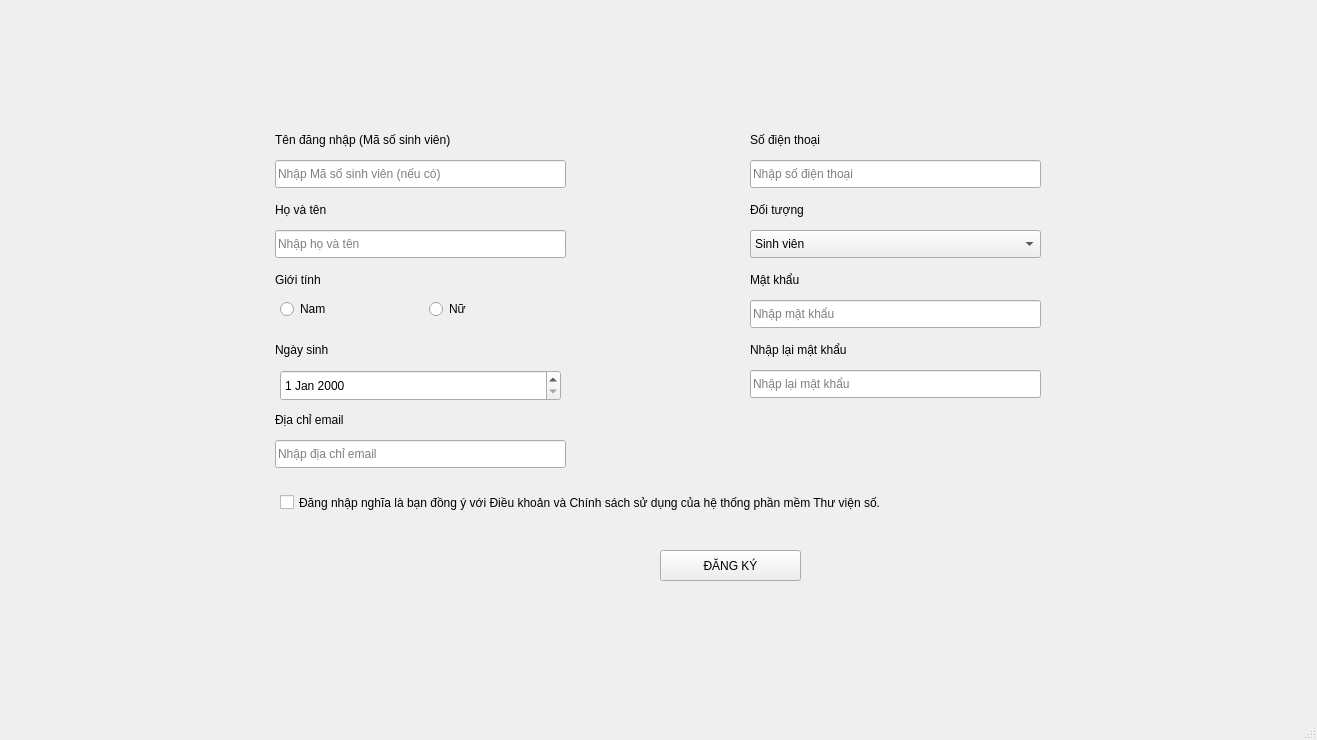
First picture: the form in dang_ky_dialog.ui, repository thanhtrung411/PBL2_new, before the edit.
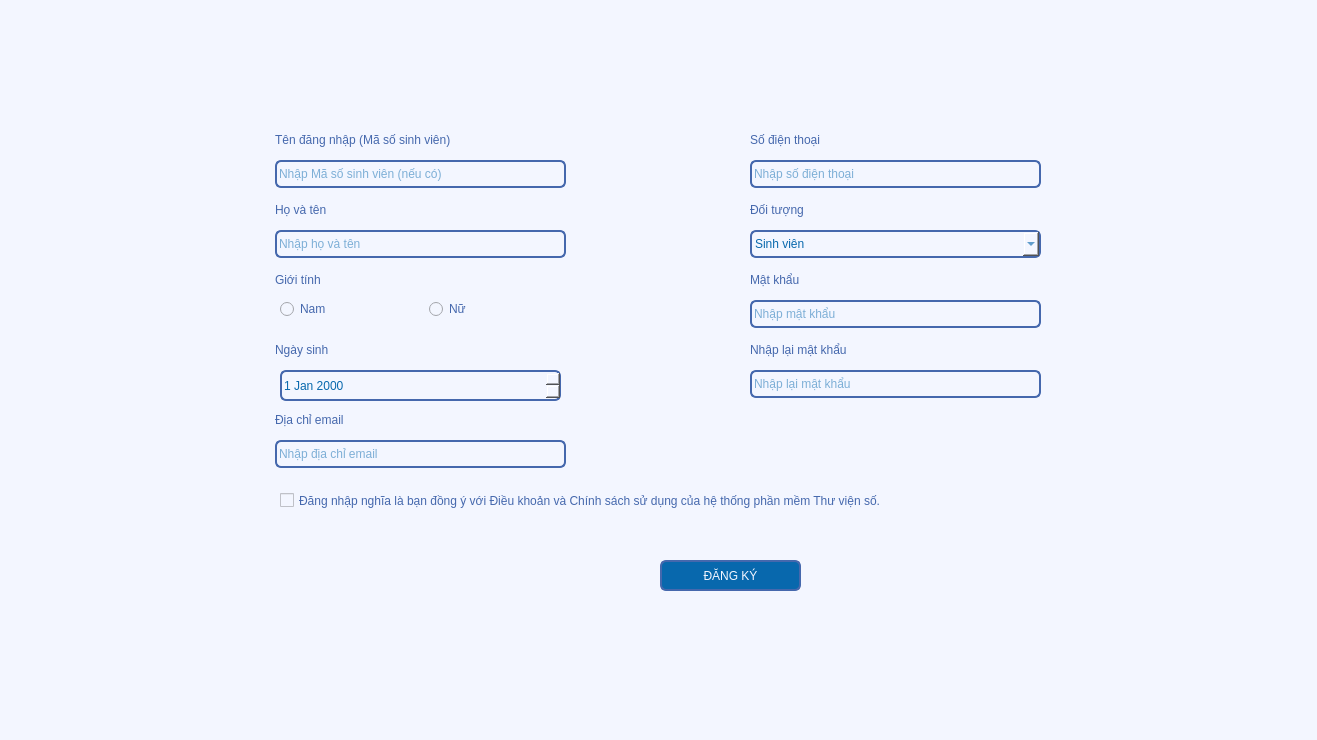
Second picture: the form after the edit.

Diff of the .ui file:
```diff
--- a/dang_ky_dialog.ui
+++ b/dang_ky_dialog.ui
@@ -13,6 +13,9 @@
   <property name="windowTitle">
    <string>MainWindow</string>
   </property>
+  <property name="styleSheet">
+   <string notr="true">QWidget { background: rgb(243, 246, 255);color: rgb(69, 104, 173)}</string>
+  </property>
   <widget class="QWidget" name="centralwidget">
    <widget class="QLineEdit" name="user_input">
     <property name="geometry">
@@ -23,6 +26,14 @@
       <height>28</height>
      </rect>
     </property>
+    <property name="styleSheet">
+     <string notr="true">QLineEdit {
+  background: rgb(243, 246, 255);
+  color: rgb(8, 104, 173);
+  border: 2px solid rgb(69, 104, 173);
+  border-radius: 6px;
+}</string>
+    </property>
     <property name="placeholderText">
      <string>Nhập Mã số sinh viên (nếu có)</string>
     </property>
@@ -62,6 +73,14 @@
       <height>28</height>
      </rect>
     </property>
+    <property name="styleSheet">
+     <string notr="true">QLineEdit {
+  background: rgb(243, 246, 255);
+  color: rgb(8, 104, 173);
+  border: 2px solid rgb(69, 104, 173);
+  border-radius: 6px;
+}</string>
+    </property>
     <property name="placeholderText">
      <string>Nhập họ và tên</string>
     </property>
@@ -114,6 +133,13 @@
       <height>28</height>
      </rect>
     </property>
+    <property name="styleSheet">
+     <string notr="true">  background: rgb(243, 246, 255);
+  color: rgb(8, 104, 173);
+  border: 2px solid rgb(69, 104, 173);
+  border-radius: 6px;
+</string>
+    </property>
     <property name="placeholderText">
      <string>Nhập địa chỉ email</string>
     </property>
@@ -179,6 +205,13 @@
       <height>28</height>
      </rect>
     </property>
+    <property name="styleSheet">
+     <string notr="true">  background: rgb(243, 246, 255);
+  color: rgb(8, 104, 173);
+  border: 2px solid rgb(69, 104, 173);
+  border-radius: 6px;
+</string>
+    </property>
     <property name="echoMode">
      <enum>QLineEdit::EchoMode::Password</enum>
     </property>
@@ -192,7 +225,7 @@
       <x>280</x>
       <y>490</y>
       <width>761</width>
-      <height>25</height>
+      <height>21</height>
      </rect>
     </property>
     <property name="text">
@@ -211,6 +244,9 @@
     <layout class="QHBoxLayout" name="horizontalLayout">
      <item>
       <widget class="QRadioButton" name="Boy_button">
+       <property name="styleSheet">
+        <string notr="true">selection-color: rgb(69, 104, 173)</string>
+       </property>
        <property name="text">
         <string>Nam</string>
        </property>
@@ -234,6 +270,12 @@
       <height>31</height>
      </rect>
     </property>
+    <property name="styleSheet">
+     <string notr="true">  background: rgb(243, 246, 255);
+  color: rgb(8, 104, 173);
+  border: 2px solid rgb(69, 104, 173);
+  border-radius: 6px;</string>
+    </property>
    </widget>
    <widget class="QComboBox" name="Doi_tuong_input">
     <property name="geometry">
@@ -244,6 +286,13 @@
       <height>28</height>
      </rect>
     </property>
+    <property name="styleSheet">
+     <string notr="true">  background: rgb(243, 246, 255);
+  color: rgb(8, 104, 173);
+  border: 2px solid rgb(69, 104, 173);
+  border-radius: 6px;
+</string>
+    </property>
     <item>
      <property name="text">
       <string>Sinh viên</string>
@@ -264,11 +313,18 @@
     <property name="geometry">
      <rect>
       <x>660</x>
-      <y>550</y>
+      <y>560</y>
       <width>141</width>
       <height>31</height>
      </rect>
     </property>
+    <property name="styleSheet">
+     <string notr="true">  background:  rgb(8, 104, 173);
+  color: rgb(243, 246, 255);
+  border: 2px solid rgb(69, 104, 173);
+  border-radius: 6px;
+</string>
+    </property>
     <property name="text">
      <string>ĐĂNG KÝ</string>
     </property>
@@ -282,6 +338,13 @@
       <height>28</height>
      </rect>
     </property>
+    <property name="styleSheet">
+     <string notr="true">  background: rgb(243, 246, 255);
+  color: rgb(8, 104, 173);
+  border: 2px solid rgb(69, 104, 173);
+  border-radius: 6px;
+</string>
+    </property>
     <property name="placeholderText">
      <string>Nhập số điện thoại</string>
     </property>
@@ -295,6 +358,13 @@
       <height>28</height>
      </rect>
     </property>
+    <property name="styleSheet">
+     <string notr="true">  background: rgb(243, 246, 255);
+  color: rgb(8, 104, 173);
+  border: 2px solid rgb(69, 104, 173);
+  border-radius: 6px;
+</string>
+    </property>
     <property name="echoMode">
      <enum>QLineEdit::EchoMode::Password</enum>
     </property>
```
Left out of the diff: 15 changed lines with no effect on the pictures.
